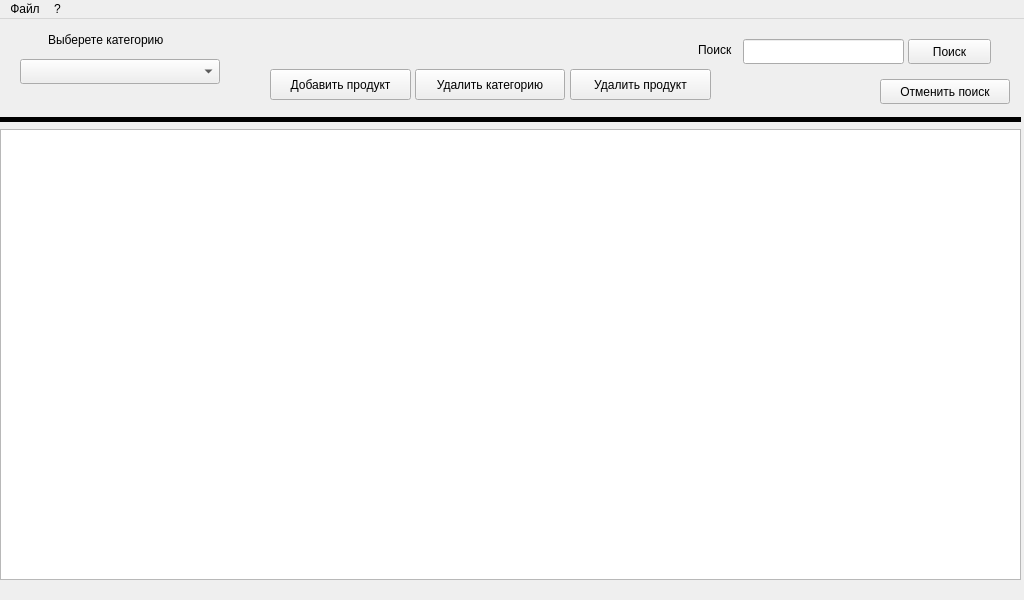
First picture: the form in Visual/Kursovaya/kurswork/mainwindow.ui, repository dashanowosad/5_semestr, before the edit.
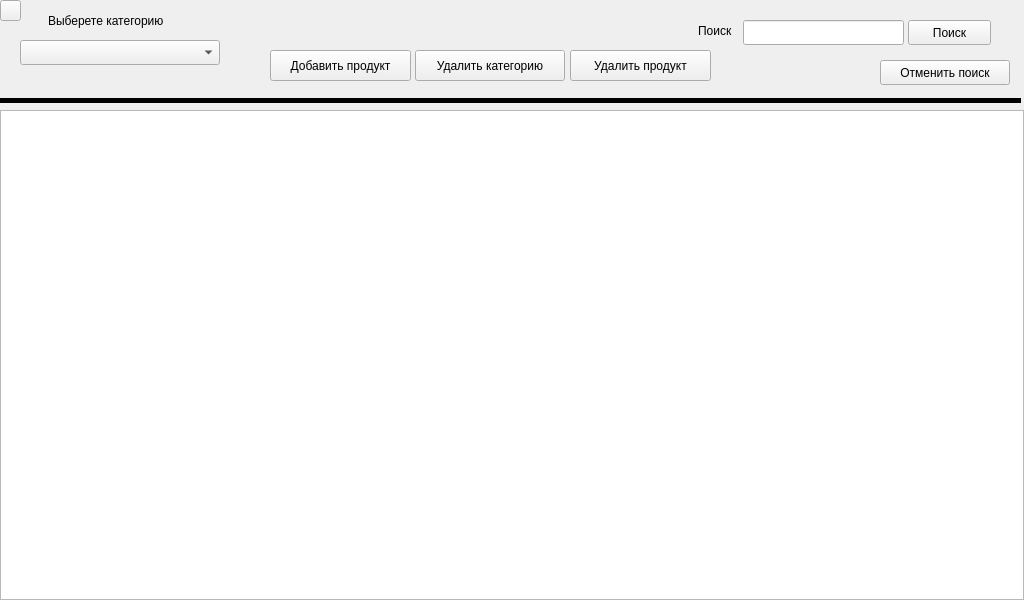
Second picture: the form after the edit.

Patch:
```diff
--- a/Visual/Kursovaya/kurswork/mainwindow.ui
+++ b/Visual/Kursovaya/kurswork/mainwindow.ui
@@ -150,8 +150,8 @@
      <rect>
       <x>0</x>
       <y>110</y>
-      <width>1021</width>
-      <height>451</height>
+      <width>1024</width>
+      <height>490</height>
      </rect>
     </property>
    </widget>
@@ -184,6 +184,19 @@
      <string>Удалить категорию</string>
     </property>
    </widget>
+   <widget class="QPushButton" name="HelpButton">
+    <property name="geometry">
+     <rect>
+      <x>0</x>
+      <y>0</y>
+      <width>21</width>
+      <height>21</height>
+     </rect>
+    </property>
+    <property name="text">
+     <string/>
+    </property>
+   </widget>
   </widget>
   <widget class="QMenuBar" name="menuBar">
    <property name="geometry">
@@ -194,24 +207,6 @@
      <height>22</height>
     </rect>
    </property>
-   <widget class="QMenu" name="FileMenu">
-    <property name="maximumSize">
-     <size>
-      <width>1024</width>
-      <height>720</height>
-     </size>
-    </property>
-    <property name="title">
-     <string>Файл</string>
-    </property>
-   </widget>
-   <widget class="QMenu" name="HelpMenu">
-    <property name="title">
-     <string>?</string>
-    </property>
-   </widget>
-   <addaction name="FileMenu"/>
-   <addaction name="HelpMenu"/>
   </widget>
  </widget>
  <layoutdefault spacing="6" margin="11"/>
```
